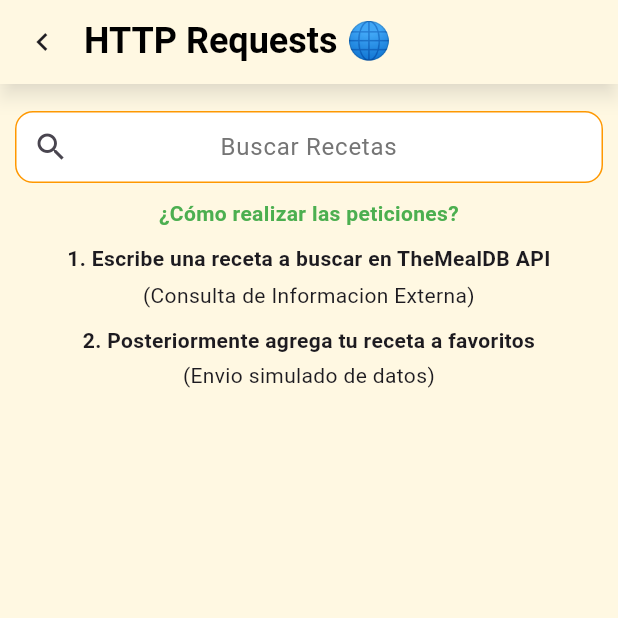
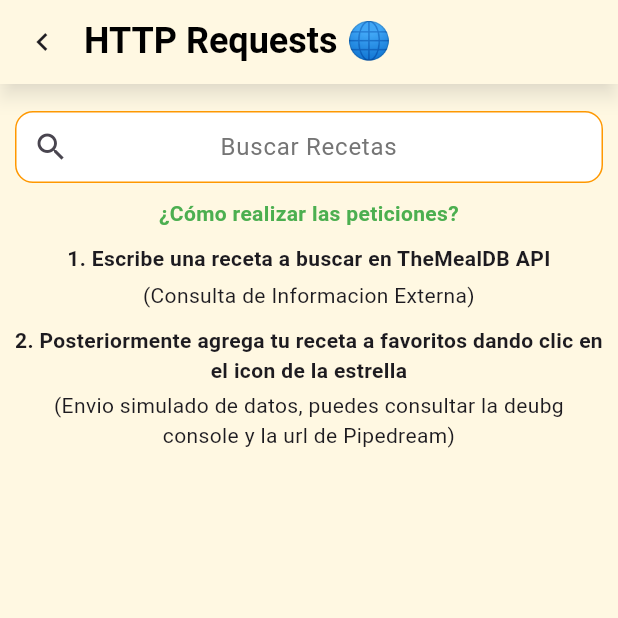
Before and after one commit to alexisserapio/chef_bot, a Flutter app: the screen it shows after launch, after a tap on "Realiza operaciones HTTP", on a phone screen of 412 x 824 dp, the top half of it. Run offline on Flutter 3.47's test engine with Material 3 defaults, Android fonts, the light colour scheme and no system bars; our stand-ins replace dio, flutter_dotenv, google_generative_ai, shared_preferences; network calls fail.

Commit message:
Completed all requirements

```diff
--- a/lib/core/app_colors.dart
+++ b/lib/core/app_colors.dart
@@ -9,4 +9,8 @@ class AppColors {
   static const Color userMessages = Color.fromRGBO(232, 237, 194, 1);
   static const Color botMessages = Color.fromRGBO(255, 255, 255, 1);
   static const Color imgBackground = Color.fromRGBO(235, 206, 174, 1);
+  //Others
+  static const Color white = Color.fromRGBO(255, 255, 255, 1);
+  static const Color black = Color.fromRGBO(0, 0, 0, 1);
+  static const Color orange = Color.fromRGBO(255, 168, 8, 1);
 }
--- a/lib/core/app_constants.dart
+++ b/lib/core/app_constants.dart
@@ -1,6 +1,4 @@
 class AppConstants {
-  static String BASE_URL =
+  static String apiMealUrl =
       'https://www.themealdb.com/api/json/v1/1/search.php?s=';
-
-  static String BASE_MY_URL = 'https://eoyme42ztc0bst4.m.pipedream.net';
 }
--- a/lib/core/app_strings.dart
+++ b/lib/core/app_strings.dart
@@ -20,6 +20,12 @@ class AppStrings {
       '1. Escribe una receta a buscar en TheMealDB API';
   static const firstSubText = '(Consulta de Informacion Externa)';
   static const secondInstructions =
-      '2. Posteriormente agrega tu receta a favoritos';
-  static const secondSubText = '(Envio simulado de datos)';
+      '2. Posteriormente agrega tu receta a favoritos dando clic en el icon de la estrella';
+  static const secondSubText =
+      '(Envio simulado de datos, puedes consultar la deubg console y la url de Pipedream)';
+  static const noRecipesFoundOne = 'No se encontraron recetas';
+  static const noRecipesFoundTwo =
+      'Intenta escribir en idioma inglés o busca otra receta';
+  static const snackBarSuccessful = "Receta enviada con éxito";
+  static const snackBarError = "Error al enviar la receta";
 }
--- a/lib/data/Repository/AppRepository.dart
+++ b/lib/data/Repository/AppRepository.dart
@@ -1,18 +1,23 @@
+import 'package:chef_bot/core/app_constants.dart';
 import 'package:chef_bot/data/models/recipes/recipeDTO.dart';
 import 'package:flutter/material.dart';
 import 'package:dio/dio.dart';
-import 'package:chef_bot/core/app_constants.dart';
+import 'package:flutter_dotenv/flutter_dotenv.dart';
 import 'package:chef_bot/data/models/recipes/recipe_listDTO.dart';
 
-class AppRepository {
+class appRepository {
   final Dio _dio;
 
-  AppRepository({Dio? dio})
+  final String requestBinUrl =
+      dotenv.maybeGet('requestBinUrl') ??
+      const String.fromEnvironment('RQB_URL', defaultValue: '');
+
+  appRepository({Dio? dio})
     : _dio =
           dio ??
           Dio(
             BaseOptions(
-              baseUrl: AppConstants.BASE_URL,
+              baseUrl: AppConstants.apiMealUrl,
               connectTimeout: const Duration(seconds: 10),
               receiveTimeout: const Duration(seconds: 10),
               headers: {'Content-Type': 'application/json'},
@@ -33,6 +38,12 @@ class AppRepository {
         debugPrint('✅ Respuesta 200 OK');
         final data = response.data;
         final recipes = RecipeList.fromJson(data);
+        if (recipes.result == null) {
+          debugPrint('🔍 No se encontraron resultados (meals: null)');
+          // Si no hay resultados, puedes devolver null para que el UI
+          // lo interprete como "No hay resultados".
+          return RecipeList(result: []);
+        }
         return recipes;
       } else {
         throw Exception(
@@ -51,10 +62,7 @@ class AppRepository {
   /// Envía datos JSON a un endpoint de prueba (como Pipedream)
   Future<void> sendData(Recipe recipe) async {
     try {
-      final response = await _dio.post(
-        AppConstants.BASE_MY_URL,
-        data: recipe.toJson(),
-      );
+      final response = await _dio.post(requestBinUrl, data: recipe.toJson());
 
       debugPrint('✅ Datos enviados con éxito: ${response.statusCode}');
       debugPrint('📤 Respuesta: ${response.data}');
--- a/lib/main.dart
+++ b/lib/main.dart
@@ -42,7 +42,7 @@ class RecipeBook extends StatelessWidget {
                 style: TextStyle(
                   fontSize: 52,
                   fontWeight: FontWeight.bold,
-                  color: Colors.black,
+                  color: AppColors.black,
                 ),
                 textAlign: TextAlign.center,
               ),
@@ -53,7 +53,7 @@ class RecipeBook extends StatelessWidget {
                 style: TextStyle(
                   fontSize: 28,
                   fontWeight: FontWeight.bold,
-                  color: Colors.black,
+                  color: AppColors.black,
                 ),
                 textAlign: TextAlign.center,
               ),
@@ -61,7 +61,7 @@ class RecipeBook extends StatelessWidget {
               //Select Text
               const Text(
                 AppStrings.selectOption,
-                style: TextStyle(fontSize: 18, color: Colors.black54),
+                style: TextStyle(fontSize: 18, color: AppColors.black),
                 textAlign: TextAlign.center,
               ),
               const SizedBox(height: 40),
@@ -107,7 +107,7 @@ class RecipeBook extends StatelessWidget {
                     );
                   },
                   style: ElevatedButton.styleFrom(
-                    backgroundColor: Colors.orange,
+                    backgroundColor: AppColors.orange,
                     padding: const EdgeInsets.symmetric(
                       // El padding ya no necesita ser tan grande horizontalmente.
                       vertical: 18,
@@ -118,7 +118,7 @@ class RecipeBook extends StatelessWidget {
                   ),
                   child: const Text(
                     AppStrings.httpButton,
-                    style: TextStyle(fontSize: 18, color: Colors.white),
+                    style: TextStyle(fontSize: 18, color: AppColors.white),
                   ),
                 ),
               ),
@@ -129,7 +129,7 @@ class RecipeBook extends StatelessWidget {
                 style: TextStyle(
                   fontSize: 12,
                   fontWeight: FontWeight.normal,
-                  color: Colors.black,
+                  color: AppColors.black,
                 ),
                 textAlign: TextAlign.center,
               ),
--- a/lib/ui/chat_screen.dart
+++ b/lib/ui/chat_screen.dart
@@ -10,7 +10,9 @@ import 'dart:convert';
 
 import 'package:google_generative_ai/google_generative_ai.dart';
 
-final String apiKey = dotenv.get('apiKey', fallback: '');
+final String apiKey =
+    dotenv.maybeGet('apiKey') ??
+    const String.fromEnvironment('API_KEY', defaultValue: '');
 
 class ChatScreen extends StatefulWidget {
   const ChatScreen({super.key});
--- a/lib/ui/http_screen.dart
+++ b/lib/ui/http_screen.dart
@@ -14,7 +14,7 @@ class HttpScreen extends StatefulWidget {
 }
 
 class _HttpScreenState extends State<HttpScreen> {
-  final AppRepository _repository = AppRepository();
+  final appRepository _repository = appRepository();
   late Future<RecipeList?> _recipes;
   final TextEditingController _textController = TextEditingController();
 
@@ -24,8 +24,9 @@ class _HttpScreenState extends State<HttpScreen> {
     _recipes = Future.value(null);
   }
 
-  void searchRecipe() {
+  void _searchRecipe() {
     final inputText = _textController.text;
+
     if (inputText.isNotEmpty) {
       // Lógica para procesar el mensaje, actualizar el estado, etc.
       debugPrint('Receta buscada: $inputText');
@@ -71,7 +72,8 @@ class _HttpScreenState extends State<HttpScreen> {
             child: TextField(
               textAlign: TextAlign.center,
               controller: _textController, // Asignamos el controlador
-              onSubmitted: (_) => searchRecipe(), // Enviamos al presionar Enter
+              onSubmitted: (_) =>
+                  _searchRecipe(), // Enviamos al presionar Enter
               decoration: InputDecoration(
                 hintText: AppStrings.searchFieldHint,
                 prefixIcon: Icon(Icons.search),
@@ -109,15 +111,40 @@ class _HttpScreenState extends State<HttpScreen> {
                 return Text("Error: ${snapshot.error}");
               } else if (snapshot.hasData) {
                 var recipeList = snapshot.data?.result;
+                if (recipeList == null || recipeList.isEmpty) {
+                  return Column(
+                    children: [
+                      const Padding(
+                        padding: EdgeInsets.only(top: 15.0),
+                        child: Text(
+                          AppStrings.noRecipesFoundOne,
+                          style: TextStyle(
+                            color: Colors.redAccent,
+                            fontWeight: FontWeight.bold,
+                            fontSize: 18,
+                          ),
+                        ),
+                      ),
+                      const Padding(
+                        padding: EdgeInsets.only(top: 20.0),
+                        child: Text(
+                          AppStrings.noRecipesFoundTwo,
+                          textAlign: TextAlign.center,
+                          style: TextStyle(
+                            color: AppColors.black,
+                            fontWeight: FontWeight.normal,
+                            fontSize: 18,
+                          ),
+                        ),
+                      ),
+                    ],
+                  );
+                }
                 return Expanded(
                   child: ListView.builder(
-                    itemCount: recipeList?.length ?? 0,
+                    itemCount: recipeList.length,
                     itemBuilder: (context, index) {
-                      if (recipeList != null) {
-                        return itemRecipe(recipeList[index]);
-                      } else {
-                        return Text('Error!');
-                      }
+                      return itemRecipe(recipeList[index]);
                     },
                   ),
                 );
@@ -151,7 +178,11 @@ class _HttpScreenState extends State<HttpScreen> {
                       ),
                     ),
                     Padding(
-                      padding: const EdgeInsets.only(top: 10.0),
+                      padding: const EdgeInsets.only(
+                        top: 10.0,
+                        left: 10.0,
+                        right: 10.0,
+                      ),
                       child: Text(
                         AppStrings.secondInstructions,
                         textAlign: TextAlign.center,
@@ -159,7 +190,11 @@ class _HttpScreenState extends State<HttpScreen> {
                       ),
                     ),
                     Padding(
-                      padding: const EdgeInsets.only(top: 3.0),
+                      padding: const EdgeInsets.only(
+                        top: 3.0,
+                        left: 10.0,
+                        right: 10.0,
+                      ),
                       child: Text(
                         AppStrings.secondSubText,
                         textAlign: TextAlign.center,
```
Also changed, not shown: lib/ui/recipe_screen.dart (+47 -16 lines).
